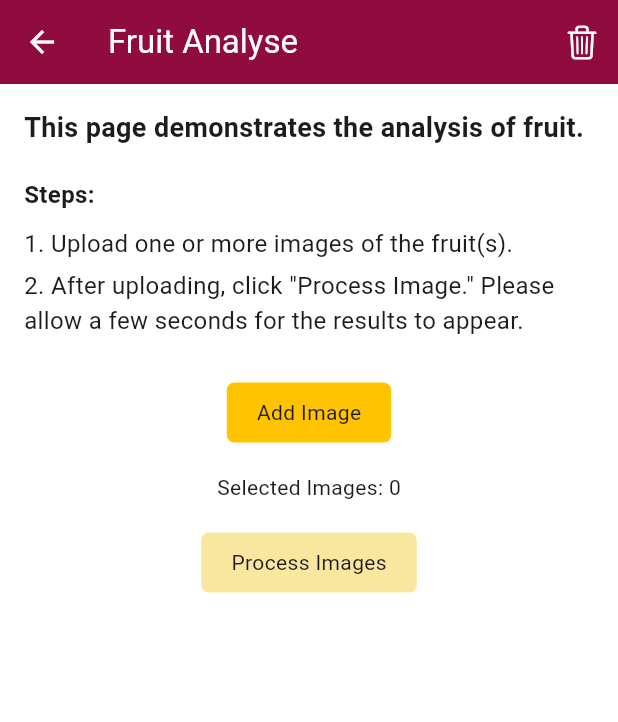
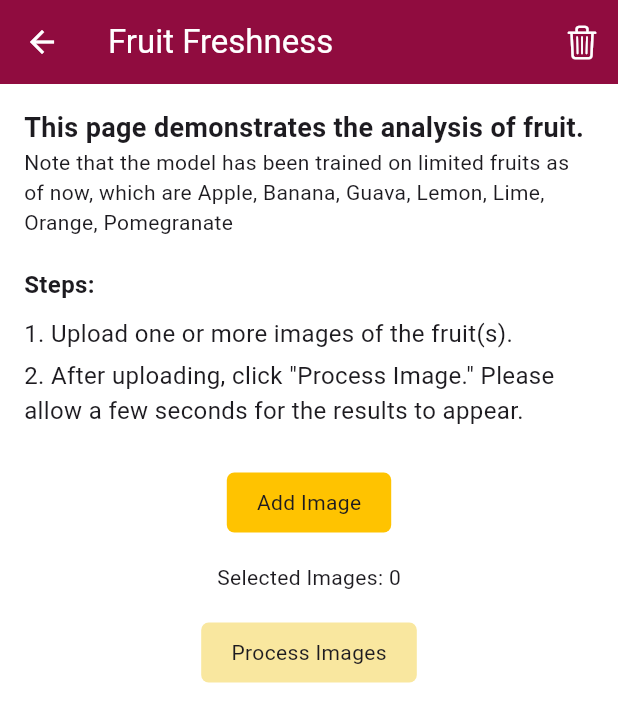
Before and after one commit to nitish12rm/FlipkartGrid_Frontend, a Flutter app: the Freshnesspage screen opened directly, on a phone screen of 412 x 824 dp. Shown: the top 722 px of the screen. Run offline on Flutter 3.47's test engine with Material 3 defaults, Android fonts, the phone set to English and light mode, and no system bars; our stand-ins replace carousel_slider, csv, dio, firebase_core, firebase_storage, google_fonts and 5 more; missing offline and left inert: dart:ffi, google_mlkit_image_labeling, google_mlkit_text_recognition; accounts and stored records are empty.

Commit message:
integrated fruit analysis page. and bottom bar-2

```diff
--- a/lib/main.dart
+++ b/lib/main.dart
@@ -267,13 +267,15 @@ class _MyHomePageState extends State<MyHomePage> {
               crossAxisAlignment: CrossAxisAlignment.start,
               children: [
                 Text(
-                  'This page demonstrates the extraction of key details from grocery products.',
+                  'This page demonstrates the extraction of key details from grocery product.',
                   style: TextStyle(
                     fontSize: 18,
                     fontWeight: FontWeight.bold,
                   ),
                 ),
                 SizedBox(height: 20),
+                Text("For better accuracy, take a closer picture of product",style:TextStyle(fontSize: 16),),
+SizedBox(height: 10,),
                 Text(
                   'Steps:',
                   style: TextStyle(
@@ -283,7 +285,7 @@ class _MyHomePageState extends State<MyHomePage> {
                 ),
                 SizedBox(height: 10),
                 Text(
-                  '1. Upload one or more images of the product(s).',
+                  '1. Upload one or more images of the product.',
                   style: TextStyle(fontSize: 16),
                 ),
                 SizedBox(height: 5),
@@ -291,6 +293,7 @@ class _MyHomePageState extends State<MyHomePage> {
                   '2. After uploading, click "Process Image." Please allow a few seconds for the results to appear.',
                   style: TextStyle(fontSize: 16),
                 ),
+
 
                 Column(
                   crossAxisAlignment: CrossAxisAlignment.center,
--- a/lib/screens/freshnessPage.dart
+++ b/lib/screens/freshnessPage.dart
@@ -156,7 +156,7 @@ class _FreshnesspageState extends State<Freshnesspage> {
       appBar: AppBar(
         foregroundColor: Colors.white,
         backgroundColor: Color(0XFF900C3F),
-        title: Text("Fruit Analyse"),
+        title: Text("Fruit Freshness"),
         actions: [
           IconButton(
             icon: Icon(CupertinoIcons.delete),
@@ -180,6 +180,7 @@ class _FreshnesspageState extends State<Freshnesspage> {
                   fontWeight: FontWeight.bold,
                 ),
               ),
+              Text("Note that the model has been trained on limited fruits as of now, which are Apple, Banana, Guava, Lemon, Lime, Orange, Pomegranate"),
               SizedBox(height: 20),
               Text(
                 'Steps:',
```
Also changed, not shown: firebase.json (added), lib/firebase_options.dart (added), 3 other files.
